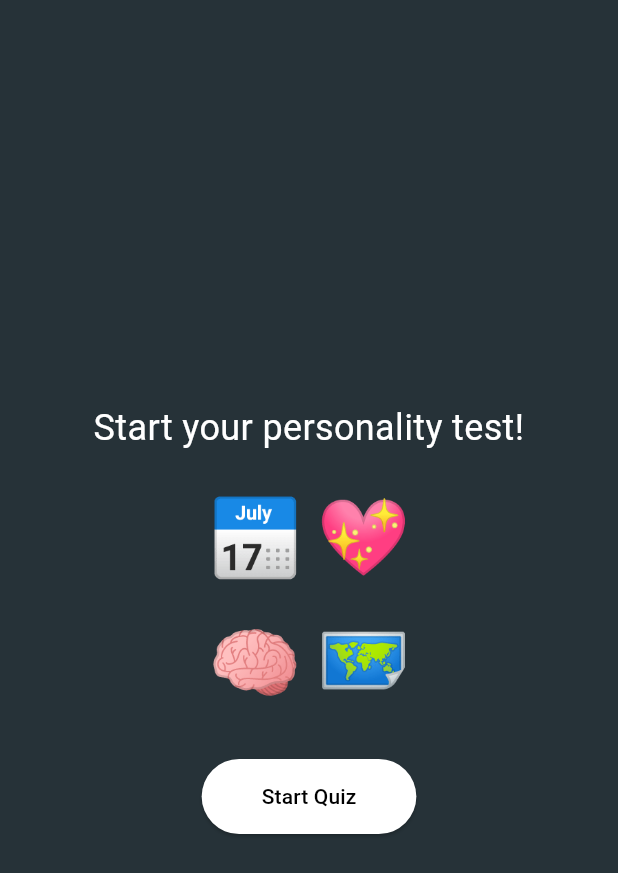
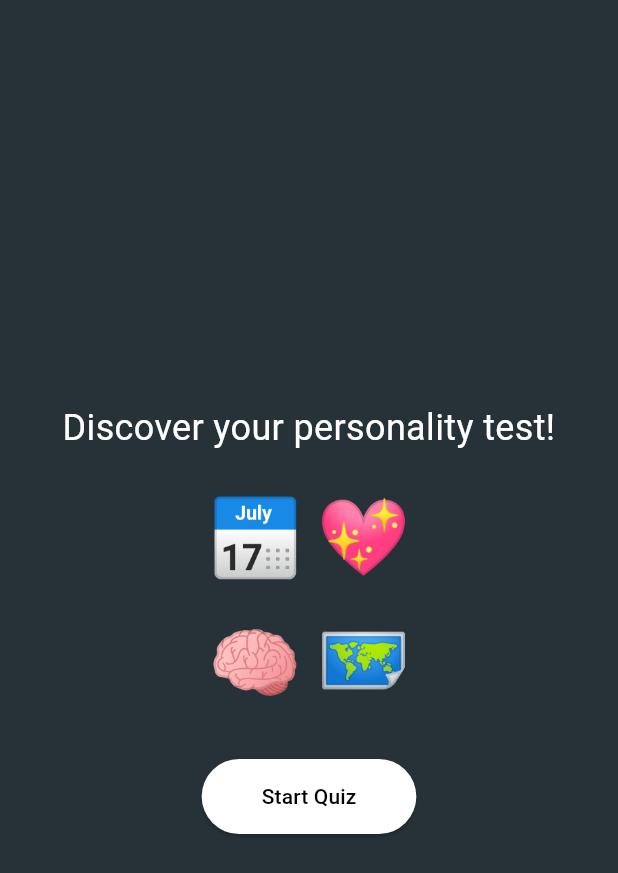
Before and after one commit to 101220864-boop/Personality-Test, a Flutter app: the screen it shows after launch, on a phone screen of 412 x 824 dp. Shown: the top 873 px of the screen. Run offline on Flutter 3.47's test engine with Material 3 defaults, Android fonts, the phone set to English and light mode, and no system bars.

Commit message:
Update start screen text for personality test

```diff
--- a/lib/screens/start_screen.dart
+++ b/lib/screens/start_screen.dart
@@ -10,15 +10,15 @@ class StartScreen extends StatelessWidget {
       child: Column(
         mainAxisAlignment: MainAxisAlignment.center,
         children: [
-          // Text appears first
+
           const Text(
-            "Start your personality test!",
+            "Discover your personality test!",
             style: TextStyle(fontSize: 24, color: Colors.white),
             textAlign: TextAlign.center,
           ),
           const SizedBox(height: 20),
 
-          // Emojis in rows, 2 per row
+
           Column(
             children: const [
               Row(
@@ -42,7 +42,7 @@ class StartScreen extends StatelessWidget {
           ),
           const SizedBox(height: 30),
 
-          // Start quiz button
+
           ElevatedButton(
             onPressed: startQuiz,
             child: const Text('Start Quiz'),
```
